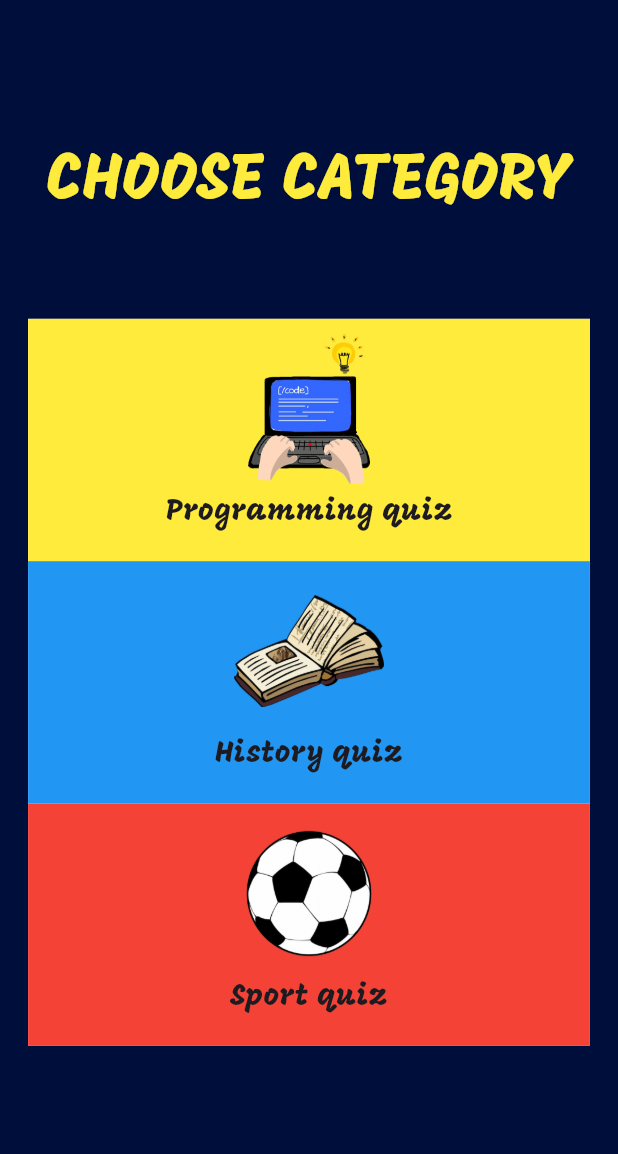
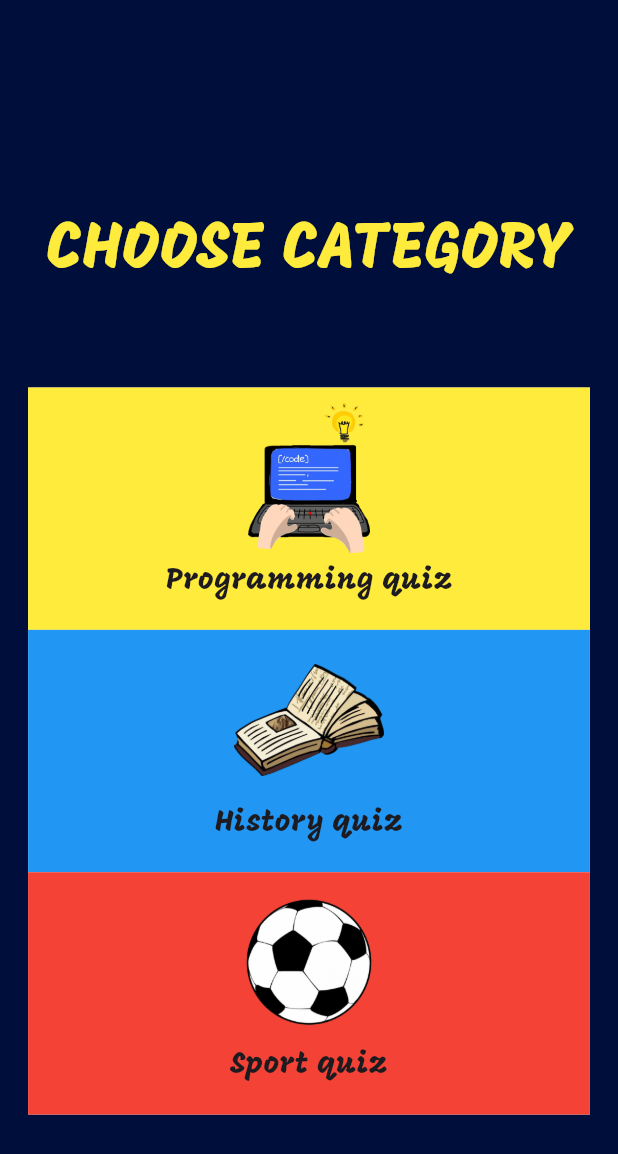
Before and after one commit to ArwaMo/first_app_ewa, a Flutter app: the CategoryScreen screen opened directly, on a phone screen of 412 x 824 dp. Shown: the top 1154 px of the screen. Run offline on Flutter 3.47's test engine with Material 3 defaults, Android fonts, the light colour scheme and no system bars.

Commit message:
Solve all requirements + bonus

```diff
--- /dev/null
+++ b/first_app_ewa/first_app_ewa/lib/data/all_questions.dart
@@ -0,0 +1,169 @@
+List historyQuestions = [
+  {'quesName': 'History quiz'},
+  {'backgroundImage': 'assets/images/background_history.jpg'},
+  {
+    'ques': 'Who was the first President of the United States?',
+    'answers': [
+      {'numbering': 'A.', 'option': 'George Washington', 'isCorrect': true},
+      {'numbering': 'B.', 'option': 'Thomas Jefferson', 'isCorrect': false},
+      {'numbering': 'C.', 'option': 'Abraham Lincoln', 'isCorrect': false},
+      {'numbering': 'D.', 'option': 'John Adams', 'isCorrect': false},
+    ],
+  },
+  {
+    'ques': 'When did World War II end?',
+    'answers': [
+      {'numbering': 'A.', 'option': '1945', 'isCorrect': true},
+      {'numbering': 'B.', 'option': '1939', 'isCorrect': false},
+      {'numbering': 'C.', 'option': '1941', 'isCorrect': false},
+      {'numbering': 'D.', 'option': '1944', 'isCorrect': false},
+    ],
+  },
+  {
+    'ques': 'Which ancient civilization built the pyramids?',
+    'answers': [
+      {'numbering': 'A.', 'option': 'Egyptians', 'isCorrect': true},
+      {'numbering': 'B.', 'option': 'Greeks', 'isCorrect': false},
+      {'numbering': 'C.', 'option': 'Romans', 'isCorrect': false},
+      {'numbering': 'D.', 'option': 'Mayans', 'isCorrect': false},
+    ],
+  },
+  {
+    'ques': 'Who wrote "The Communist Manifesto"?',
+    'answers': [
+      {
+        'numbering': 'A.',
+        'option': 'Karl Marx and Friedrich Engels',
+        'isCorrect': true
+      },
+      {'numbering': 'B.', 'option': 'Vladimir Lenin', 'isCorrect': false},
+      {'numbering': 'C.', 'option': 'Joseph Stalin', 'isCorrect': false},
+      {'numbering': 'D.', 'option': 'Leon Trotsky', 'isCorrect': false},
+    ],
+  },
+];
+
+List sportQuestions = [
+  {'quesName': 'Sport quiz'},
+
+  {'backgroundImage': 'assets/images/background_sport.jpg'},
+  //3 question
+  {
+    'ques': 'What’s the diameter of a basketball hoop in inches?',
+    'answers': [
+      {'numbering': 'A.', 'option': '18 inches', 'isCorrect': true},
+      {'numbering': 'B.', 'option': '12 inches', 'isCorrect': false},
+      {'numbering': 'C.', 'option': '20 inches', 'isCorrect': false},
+      {'numbering': 'D.', 'option': '11 inches', 'isCorrect': false}
+    ]
+  }, //18
+  {
+    'ques': 'What sport is best known as the ‘king of sports’?',
+    'answers': [
+      {'numbering': 'A.', 'option': 'Football', 'isCorrect': false},
+      {'numbering': 'B.', 'option': 'Soccer', 'isCorrect': true},
+      {'numbering': 'C.', 'option': 'Cricket', 'isCorrect': false},
+      {'numbering': 'D.', 'option': 'Golf', 'isCorrect': false},
+    ]
+  }, //Soccer
+  {
+    'ques': 'The Olympics are held every how many years?',
+    'answers': [
+      {'numbering': 'A.', 'option': '2 years', 'isCorrect': false},
+      {'numbering': 'B.', 'option': '5 years', 'isCorrect': false},
+      {'numbering': 'C.', 'option': '3 years', 'isCorrect': false},
+      {'numbering': 'D.', 'option': '4 years', 'isCorrect': true},
+    ]
+  } //4
+];
+
+List programmingQuestions = [
+  {'quesName': 'Programming quiz'},
+
+  {'backgroundImage': 'assets/images/background_programming.jpg'},
+  {
+    'ques': 'Which of the following is not a valid C variable name?',
+    'answers': [
+      {'numbering': 'A.', 'option': 'int number;', 'isCorrect': false},
+      {'numbering': 'B.', 'option': 'float rate;', 'isCorrect': false},
+      {'numbering': 'C.', 'option': 'int variable_count;', 'isCorrect': false},
+      {'numbering': 'D.', 'option': 'int \$main;', 'isCorrect': true},
+    ] //int \$main;
+  },
+  {
+    'ques': 'What is Flutter?',
+    'answers': [
+      {'numbering': 'A.', 'option': 'It is a DBMS toolkit', 'isCorrect': false},
+      {
+        'numbering': 'B.',
+        'option': 'It is an Open-source UI toolkit',
+        'isCorrect': true
+      },
+      {
+        'numbering': 'C.',
+        'option': 'It is an Open-source web development framework',
+        'isCorrect': false
+      },
+      {'numbering': 'D.', 'option': 'None of the above', 'isCorrect': false},
+    ] //It is an Open-source UI toolkit
+  },
+  {
+    'ques':
+        'Which of the following is the correct syntax for defining a variable in Dart?',
+    'answers': [
+      {'numbering': 'A.', 'option': 'var x = 5', 'isCorrect': true},
+      {'numbering': 'B.', 'option': 'x = 5;', 'isCorrect': false},
+      {'numbering': 'C.', 'option': 'int x = 5;', 'isCorrect': false},
+      {'numbering': 'D.', 'option': 'variable x = 5;', 'isCorrect': false},
+    ]
+  }, //var x = 5;
+  {
+    'ques': 'What is the purpose of the “final” keyword in Dart?',
+    'answers': [
+      {
+        'numbering': 'A.',
+        'option': 'To define a constant variable',
+        'isCorrect': false
+      },
+      {
+        'numbering': 'B.',
+        'option':
+            'To define a variable that cannot be changed after its initial assignment',
+        'isCorrect': true
+      },
+      {
+        'numbering': 'C.',
+        'option':
+            'To define a variable that can only be accessed within its scope',
+        'isCorrect': false
+      },
+      {
+        'numbering': 'D.',
+        'option': 'To define a variable that can be accessed from any scope',
+        'isCorrect': false
+      },
+    ]
+  }, //To define a variable that cannot be changed after its initial assignment
+  {
+    'ques':
+        'Which of the following is the correct syntax for a for loop in Dart?',
+    'answers': [
+      {
+        'numbering': 'A.',
+        'option': 'for (var i = 0; i < 10; i++) {}',
+        'isCorrect': true
+      },
+      {
+        'numbering': 'B.',
+        'option': 'for (i = 0; i < 10; i++) {}',
+        'isCorrect': false
+      },
+      {
+        'numbering': 'C.',
+        'option': 'for (var i; i < 10; i++) {}',
+        'isCorrect': false
+      },
+      {'numbering': 'D.', 'option': 'for (i = 0; i < 10)', 'isCorrect': false},
+    ] //for (var i = 0; i < 10; i++) {}
+  }
+];//5 question
--- a/first_app_ewa/first_app_ewa/lib/screens/category_screen.dart
+++ b/first_app_ewa/first_app_ewa/lib/screens/category_screen.dart
@@ -1,3 +1,4 @@
+import 'package:first_app_ewa/Data/all_questions.dart';
 import 'package:first_app_ewa/screens/question_screen.dart';
 import 'package:flutter/material.dart';
 
@@ -13,7 +14,7 @@ class CategoryScreen extends StatelessWidget {
         child: Column(
           children: [
             SizedBox(
-              height: MediaQuery.of(context).size.height / 9,
+              height: MediaQuery.of(context).size.height / 6,
             ),
             const Text(
               'CHOOSE CATEGORY',
@@ -31,12 +32,12 @@ class CategoryScreen extends StatelessWidget {
                     color: Color.fromARGB(255, 255, 255, 255)),
                 child: Column(
                   children: [
-                    categoryQuiz(context, Colors.yellow, 'Programming quiz',
-                        'assets/images/programmer.png'),
-                    categoryQuiz(context, Colors.blue, 'History quiz',
-                        'assets/images/History.png'),
-                    categoryQuiz(context, Colors.red, 'Sport quiz',
-                        'assets/images/sport.png'),
+                    categoryQuiz(context, Colors.yellow,
+                        'assets/images/programmer.png', programmingQuestions),
+                    categoryQuiz(context, Colors.blue,
+                        'assets/images/History.png', historyQuestions),
+                    categoryQuiz(context, Colors.red, 'assets/images/sport.png',
+                        sportQuestions),
                   ],
                 )),
           ],
@@ -46,13 +47,16 @@ class CategoryScreen extends StatelessWidget {
   }
 
   Expanded categoryQuiz(
-      BuildContext context, Color color, String text, String image) {
+      BuildContext context, Color color, String image, List question) {
     return Expanded(
       child: InkWell(
         onTap: () {
           Navigator.push(
             context,
-            MaterialPageRoute(builder: (context) => const QuestionScreen()),
+            MaterialPageRoute(
+                builder: (context) => QuestionScreen(
+                      questin: question,
+                    )),
           );
         },
         child: Container(
@@ -74,7 +78,7 @@ class CategoryScreen extends StatelessWidget {
                 ),
                 Center(
                     child: Text(
-                  text,
+                  question[0]['quesName'],
                   style: const TextStyle(fontSize: 20, fontFamily: 'Mogra'),
                 )),
               ],
--- a/first_app_ewa/first_app_ewa/lib/screens/splash_screen.dart
+++ b/first_app_ewa/first_app_ewa/lib/screens/splash_screen.dart
@@ -61,7 +61,7 @@ class SplashScreen extends StatelessWidget {
                     Navigator.push(
                       context,
                       MaterialPageRoute(
-                          builder: (context) => const LoginScreen()),
+                          builder: (context) => LoginScreen()),
                     );
                   },
                 )
--- /dev/null
+++ b/first_app_ewa/first_app_ewa/lib/utils/global_variable.dart
@@ -0,0 +1,3 @@
+import 'package:flutter/material.dart';
+
+TextEditingController controller=TextEditingController();
```
Also changed, not shown: first_app_ewa/first_app_ewa/lib/screens/login_screen.dart (+58 -13 lines), first_app_ewa/first_app_ewa/lib/screens/question_screen.dart (+51 -18 lines), first_app_ewa/first_app_ewa/lib/screens/score_screen.dart (+16 -7 lines).
